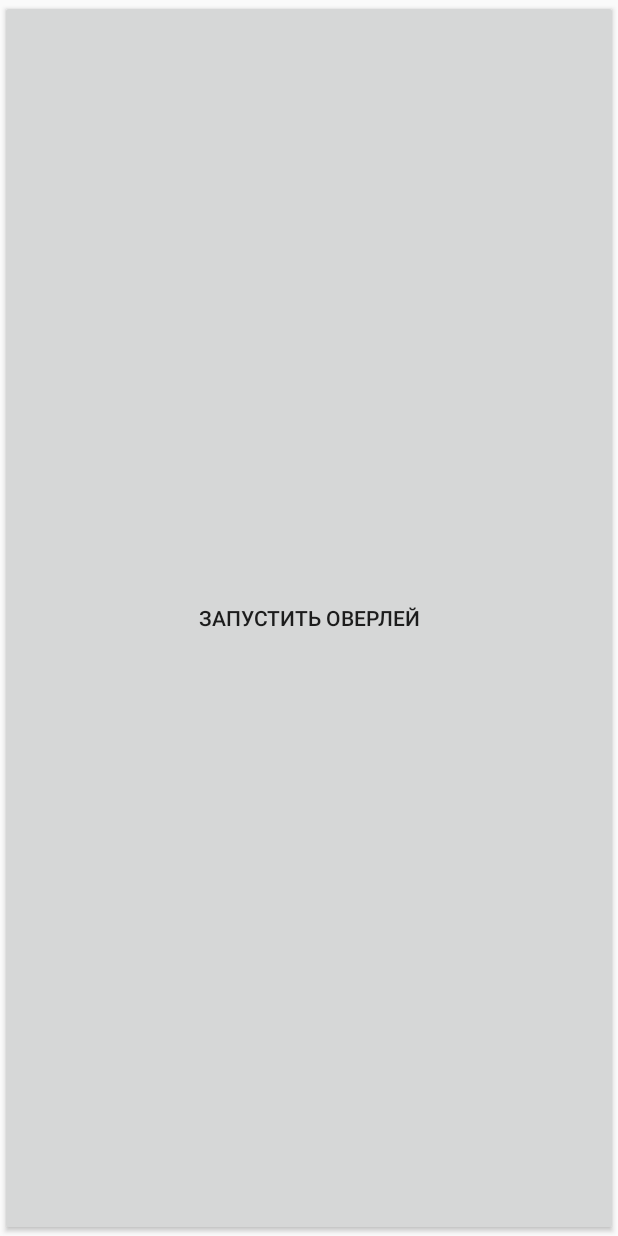
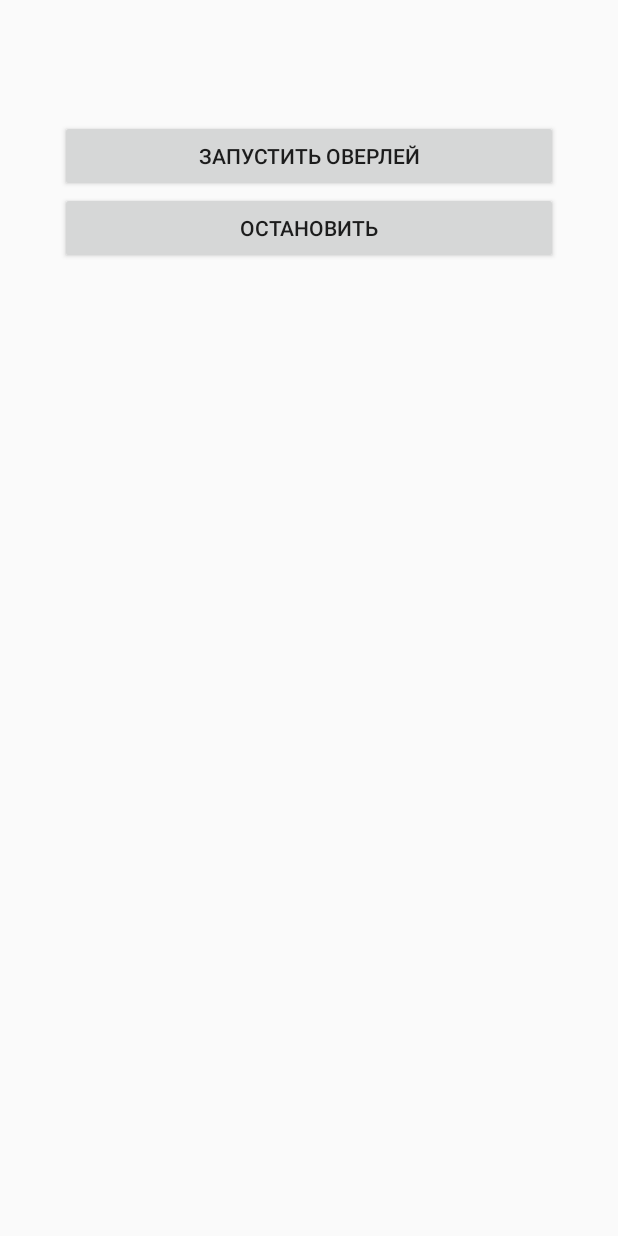
Before and after one commit to 10052010ry-stack/grand-admhelper, an Android app: the screen it shows after launch (MainActivity), on a phone screen of 412 x 824 dp. Run offline under Robolectric (Android 15) with nearby library versions, the phone set to English and light mode, and no system bars.

Commit message:
Update MainActivity.kt

```diff
--- a/app/src/main/java/com/grand/admhelper/MainActivity.kt
+++ b/app/src/main/java/com/grand/admhelper/MainActivity.kt
@@ -8,6 +8,8 @@ import android.net.Uri
 import android.os.Bundle
 import android.provider.Settings
 import android.widget.Button
+import android.widget.LinearLayout
+import android.widget.Toast
 import androidx.appcompat.app.AppCompatActivity
 
 class MainActivity : AppCompatActivity() {
@@ -16,11 +18,28 @@ class MainActivity : AppCompatActivity() {
 
     override fun onCreate(savedInstanceState: Bundle?) {
         super.onCreate(savedInstanceState)
+
+        val layout = LinearLayout(this).apply {
+            orientation = LinearLayout.VERTICAL
+            setPadding(60, 120, 60, 60)
+        }
+
         val btnStart = Button(this).apply {
             text = "Запустить оверлей"
             setOnClickListener { checkPermissionsAndStart() }
         }
-        setContentView(btnStart)
+
+        val btnStop = Button(this).apply {
+            text = "Остановить"
+            setOnClickListener {
+                stopService(Intent(this@MainActivity, OverlayService::class.java))
+                Toast.makeText(this@MainActivity, "Остановлено", Toast.LENGTH_SHORT).show()
+            }
+        }
+
+        layout.addView(btnStart)
+        layout.addView(btnStop)
+        setContentView(layout)
     }
 
     private fun checkPermissionsAndStart() {
@@ -30,6 +49,7 @@ class MainActivity : AppCompatActivity() {
                 Uri.parse("package:$packageName")
             )
             startActivity(intent)
+            Toast.makeText(this, "Дай разрешение 'Поверх других' и нажми еще раз", Toast.LENGTH_LONG).show()
             return
         }
         val projectionManager = getSystemService(Context.MEDIA_PROJECTION_SERVICE) as MediaProjectionManager
@@ -47,7 +67,7 @@ class MainActivity : AppCompatActivity() {
                 putExtra("DATA", data)
             }
             startForegroundService(serviceIntent)
-            finish()
+            Toast.makeText(this, "Запущено! Сверни и зайди в игру", Toast.LENGTH_LONG).show()
         }
     }
 }
```
